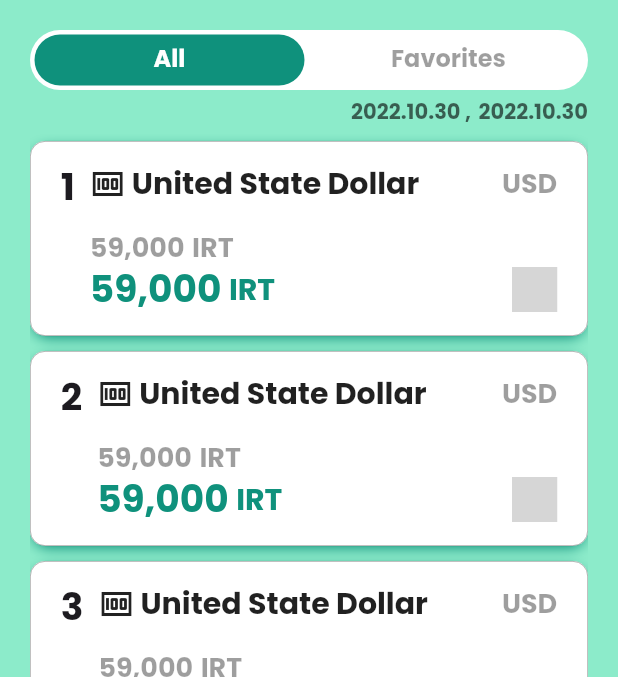
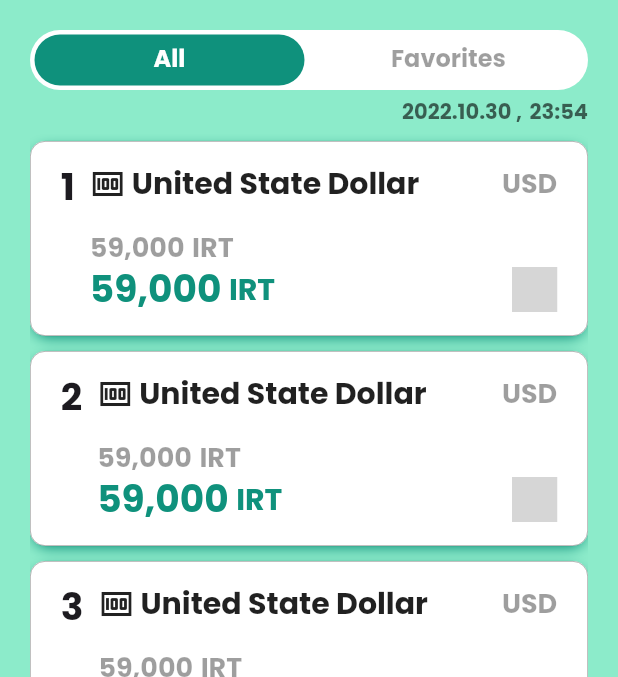
Before and after one commit to SepehrFakoori/currency_exchange_rate_flutter_app, a Flutter app: the HomeScreen screen opened directly, on a phone screen of 412 x 824 dp, the part 159-836 px from its top. Run offline on Flutter 3.47's test engine with Material 3 defaults, Android fonts, the phone set to English and light mode, and no system bars; our stand-ins replace flutter_svg, google_fonts, lottie; grey boxes are pictures that could not be loaded.

```diff
--- a/lib/main.dart
+++ b/lib/main.dart
@@ -34,7 +34,7 @@ class MyApp extends StatelessWidget {
           ),
         ),
       ),
-      home: const SplashScreen(),
+      home: const HomeScreen(),
     );
   }
 }
--- a/lib/screens/home_screen.dart
+++ b/lib/screens/home_screen.dart
@@ -65,7 +65,7 @@ class _HomeScreenState extends State<HomeScreen>
                   child: Row(
                     children: [
                       Text(
-                        "2022.10.30",
+                        "23:54",
                         style:
                             Theme.of(context).textTheme.headlineSmall!.copyWith(
                                   fontSize: 14,
```
